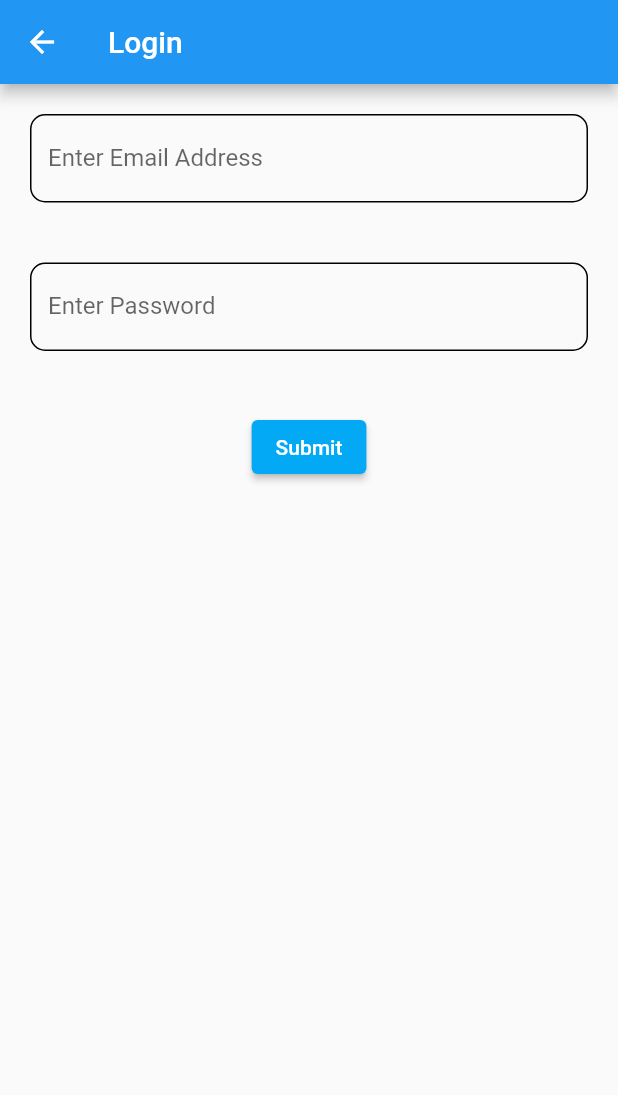
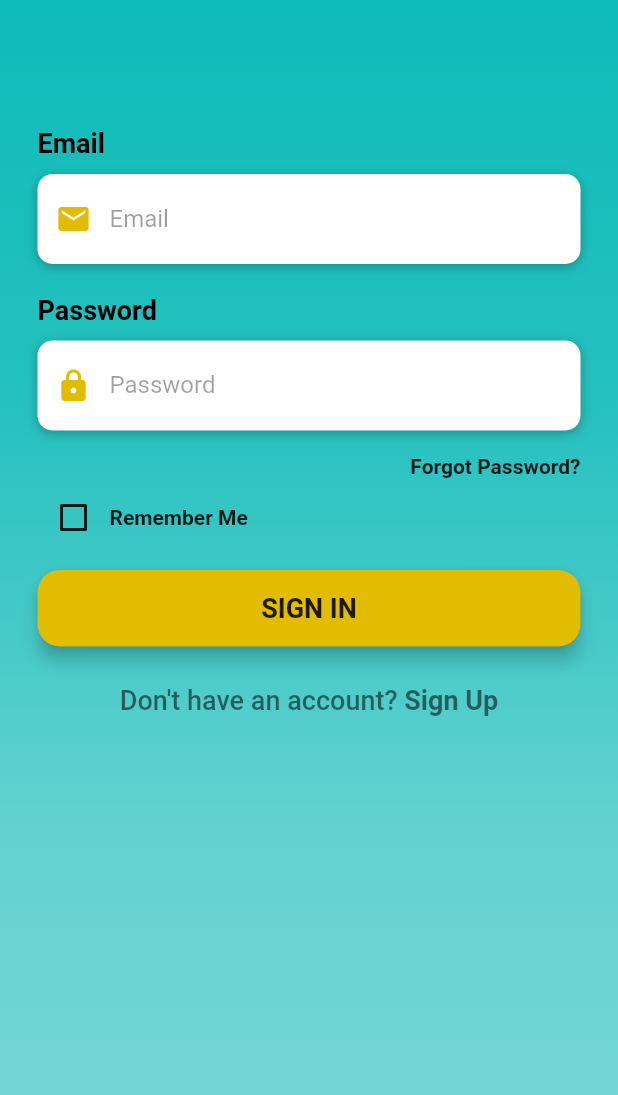
Before and after one commit to aarzooc/Social-Media-App, a Flutter app: the EmailLogIn screen opened directly, on a phone screen of 412 x 824 dp. Shown: the top 1095 px of the screen. Run offline on Flutter 3.47's test engine with Material 2 defaults, Android fonts, the light colour scheme and no system bars; our stand-ins replace firebase_auth, firebase_core, firebase_database, splashscreen; accounts and stored records are empty.

Commit message:
login functionality

```diff
--- a/lib/main.dart
+++ b/lib/main.dart
@@ -4,6 +4,7 @@ import 'package:firebase_core/firebase_core.dart';
 import 'package:splashscreen/splashscreen.dart';
 import 'package:hospichat/screens/home/home.dart';
 import 'package:hospichat/screens/register/register.dart';
+import 'package:hospichat/screens/login/login.dart';
 
 void main() async {
   WidgetsFlutterBinding.ensureInitialized();
--- a/lib/screens/login/login.dart
+++ b/lib/screens/login/login.dart
@@ -1,9 +1,13 @@
 import 'package:firebase_auth/firebase_auth.dart';
 import 'package:flutter/material.dart';
+import 'package:flutter/services.dart';
 import 'package:hospichat/screens/home/home.dart';
 
 class EmailLogIn extends StatefulWidget {
+  EmailLogIn({this.uid});
+  final String? uid;
   @override
+
   _EmailLogInState createState() => _EmailLogInState();
 }
 
@@ -14,78 +18,284 @@ class _EmailLogInState extends State<EmailLogIn> {
 
   bool isLoading = false;
 
+  bool? isRememberMe = false;
+
   @override
-  Widget build(BuildContext context) {
-    return Scaffold(
-        appBar: AppBar(title: Text("Login")),
-        body: Form(
-            key: _formKey,
-            child: SingleChildScrollView(
-                child: Column(children: <Widget>[
-              Padding(
-                padding: EdgeInsets.all(20.0),
-                child: TextFormField(
-                  controller: emailController,
-                  decoration: InputDecoration(
-                    labelText: "Enter Email Address",
-                    enabledBorder: OutlineInputBorder(
-                      borderRadius: BorderRadius.circular(10.0),
+  Widget buildEmail(){
+    return Column(
+      crossAxisAlignment: CrossAxisAlignment.start,
+      children: <Widget>[
+        Text(
+          'Email',
+          style: TextStyle(
+              color: Colors.black,
+              fontSize: 18,
+              fontWeight: FontWeight.bold
           ),
         ),
-                  // The validator receives the text that the user has entered.
-                  validator: (value) {
-                    if (value!.isEmpty) {
-                      return 'Enter Email Address';
-                    } else if (!value.contains('@')) {
-                      return 'Please enter a valid email address!';
+        SizedBox(height: 10),
+        Container(
+          alignment: Alignment.centerLeft,
+          decoration: BoxDecoration(
+              color: Colors.white,
+              borderRadius: BorderRadius.circular(10),
+              boxShadow: [
+                BoxShadow(
+                    color: Colors.black26,
+                    blurRadius: 6,
+                    offset: Offset(0,2)
+                )
+              ]
+          ),
+          height: 60,
+          child: TextFormField(
+            controller:emailController,
+            keyboardType: TextInputType.emailAddress,
+            style: TextStyle(
+                color: Colors.black38
+            ),
+            decoration: InputDecoration(
+                border: InputBorder.none,
+                contentPadding: EdgeInsets.only(top:14),
+                prefixIcon: Icon(
+                    Icons.email,
+                    color: Color(0xffE2BC00)
+                ),
+                hintText: 'Email',
+                hintStyle: TextStyle(
+                    color: Colors.black38
+                )
+            ),
+          ),
+        )
+      ],
+    );
   }
-                    return null;
+
+  Widget buildPassword(){
+    return Column(
+      crossAxisAlignment: CrossAxisAlignment.start,
+      children: <Widget>[
+        Text(
+          'Password',
+          style: TextStyle(
+              color: Colors.black,
+              fontSize: 18,
+              fontWeight: FontWeight.bold
+          ),
+        ),
+        SizedBox(height: 10),
+        Container(
+          alignment: Alignment.centerLeft,
+          decoration: BoxDecoration(
+              color: Colors.white,
+              borderRadius: BorderRadius.circular(10),
+              boxShadow: [
+                BoxShadow(
+                    color: Colors.black26,
+                    blurRadius: 6,
+                    offset: Offset(0,2)
+                )
+              ]
+          ),
+          height: 60,
+          child: TextFormField(
+            controller:passwordController,
+            obscureText: true,
+            style: TextStyle(
+                color: Colors.black38
+            ),
+            decoration: InputDecoration(
+                border: InputBorder.none,
+                contentPadding: EdgeInsets.only(top:14),
+                prefixIcon: Icon(
+                    Icons.lock,
+                    color: Color(0xffE2BC00)
+                ),
+                hintText: 'Password',
+                hintStyle: TextStyle(
+                    color: Colors.black38
+                )
+            ),
+          ),
+        )
+      ],
+    );
+  }
+
+  Widget buildForgotPassBtn(){
+    return Container(
+      alignment: Alignment.centerRight,
+      child: FlatButton(
+        onPressed: () {
+          Navigator.pushNamed(
+            context,
+            '/password',
+          );
+        },
+        padding: EdgeInsets.only(right:0),
+        child: Text(
+          'Forgot Password?',
+          style: TextStyle(
+              color: Colors.black87,
+              fontWeight: FontWeight.bold
+          ),
+        ),
+      ),
+    );
+  }
+
+  Widget buildRememberCb(){
+    return Container(
+      height: 20,
+      child: Row(
+        children: <Widget>[
+          Theme(
+            data: ThemeData(unselectedWidgetColor: Colors.black87),
+            child: Checkbox(
+              value: isRememberMe,
+              checkColor: Colors.black87,
+              activeColor: Colors.white,
+              onChanged: (value) {
+                setState(() {
+                  isRememberMe = value;
+                });
               },
             ),
           ),
-              Padding(
-                padding: EdgeInsets.all(20.0),
-                child: TextFormField(
-                  obscureText: true,
-                  controller: passwordController,
-                  decoration: InputDecoration(
-                    labelText: "Enter Password",
-                    enabledBorder: OutlineInputBorder(
-                      borderRadius: BorderRadius.circular(10.0),
+          Text(
+            'Remember Me',
+            style: TextStyle(
+                color: Colors.black87,
+                fontWeight: FontWeight.bold
+            ),
+          )
+        ],
+      ),
+    );
+  }
+
+  Widget buildLoginBtn(){
+    return Container (
+      padding: EdgeInsets.symmetric(vertical: 25),
+      width: double.infinity,
+      child: RaisedButton(
+        elevation: 5,
+        onPressed: () =>
+            setState((){
+              isLoading=true;
+              logInToFb();
+              isLoading=false;
+            })
+        ,
+        padding: EdgeInsets.all(15),
+        shape: RoundedRectangleBorder(
+            borderRadius: BorderRadius.circular(15)
+        ),
+        color: Color(0xffE2BC00),
+        child: Text(
+          'SIGN IN',
+          style: TextStyle(
+              color: Colors.black87,
+              fontSize: 18,
+              fontWeight: FontWeight.bold
           ),
         ),
-                  // The validator receives the text that the user has entered.
-                  validator: (value) {
-                    if (value!.isEmpty) {
-                      return 'Enter Password';
-                    } else if (value.length < 6) {
-                      return 'Password must be atleast 6 characters!';
+      ),
+    );
   }
-                    return null;
-                  },
+
+  Widget buildSignUpBtn() {
+    return GestureDetector(
+      onTap: () => print("Sign Up Pressed"),
+      child: RichText(
+        text: TextSpan(
+            children: [
+              TextSpan(
+                  text: 'Don\'t have an account? ',
+                  style: TextStyle(
+                      color: Colors.black54,
+                      fontSize: 18,
+                      fontWeight: FontWeight.w500
+                  )
+              ),
+              TextSpan(
+                  text: 'Sign Up',
+                  style: TextStyle(
+                      color: Colors.black54,
+                      fontSize: 18,
+                      fontWeight: FontWeight.bold
+                  )
+              )
+            ]
         ),
       ),
-              Padding(
-                padding: EdgeInsets.all(20.0),
-                child: isLoading
-                    ? CircularProgressIndicator()
-                    : ElevatedButton(
-                        style: ButtonStyle(
-                            backgroundColor: MaterialStateProperty.all<Color>(
-                                Colors.lightBlue)),
-                        onPressed: () {
-                          if (_formKey.currentState!.validate()) {
-                            setState(() {
-                              isLoading = true;
-                            });
-                            logInToFb();
+    );
   }
-                        },
-                        child: Text('Submit'),
+
+
+  @override
+  Widget build(BuildContext context){
+    return Scaffold(
+      body: AnnotatedRegion<SystemUiOverlayStyle>(
+        value: SystemUiOverlayStyle.light,
+        child: GestureDetector(
+          child: Stack(
+            children: <Widget>[
+              Container(
+                height: double.infinity,
+                width: double.infinity,
+                decoration: BoxDecoration(
+                    gradient: LinearGradient(
+                        begin: Alignment.topCenter,
+                        end: Alignment.bottomCenter,
+                        colors: [
+                          Color(0xF200B8B5), //aqua
+                          Color(0xD900B8B5), //aqua
+                          Color(0x9C00B8B5), //aqua
+                          Color(0x8000B8B5), //aqua
+                        ]
+                    )
+                ),
+                child: SingleChildScrollView(
+                  physics: AlwaysScrollableScrollPhysics(),
+                  padding: EdgeInsets.symmetric(
+                      horizontal: 25,
+                      vertical: 75
+                  ),
+                  child: Column(
+                    mainAxisAlignment: MainAxisAlignment.center,
+                    children: <Widget>[
+                      //  ImageBanner("assets/images/logo3.png"),
+                      /*
+                    Text(
+                      'Sign In',
+                      style: TextStyle(
+                        color: Colors.black87,
+                        fontSize: 30,
+                        fontWeight: FontWeight.bold
+                      ),
+                    ),
+                    */
+                      SizedBox(height: 10,),
+                      buildEmail(),
+                      SizedBox(height: 20,),
+                      buildPassword(),
+                      buildForgotPassBtn(),
+                      buildRememberCb(),
+                      buildLoginBtn(),
+                      buildSignUpBtn(),
+                    ],
+                  ),
                 ),
               )
-            ]))));
+            ],
+          ),
+        ),
+      ),
+    );
   }
+
 
   void logInToFb() {
     FirebaseAuth.instance
@@ -117,4 +327,5 @@ class _EmailLogInState extends State<EmailLogIn> {
           });
     });
   }
+
 }
```
Lines whose indentation alone changed are shown as unchanged.
